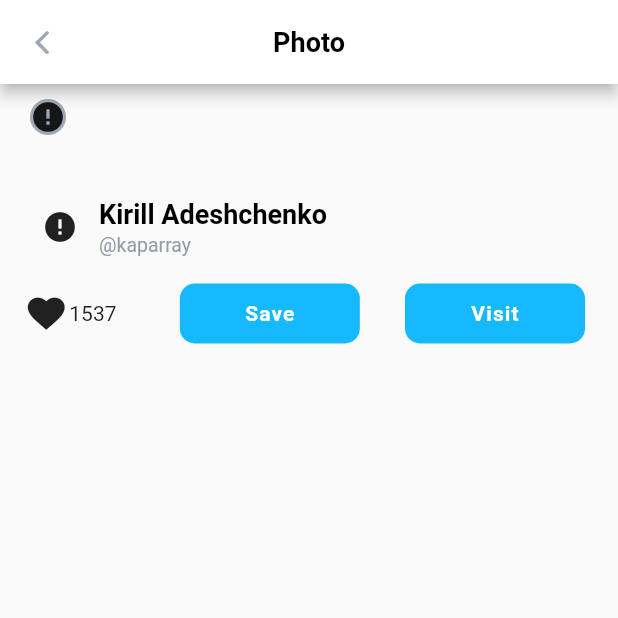
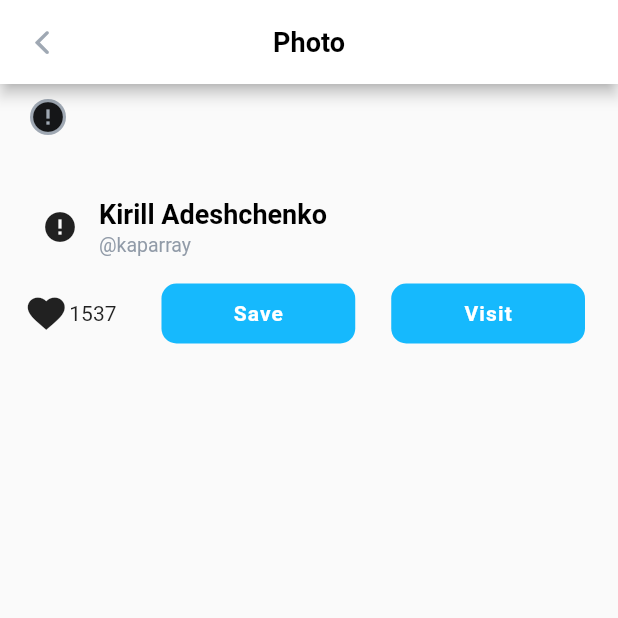
Before and after one commit to RustamElkin/skill_branch_flutter, a Flutter app: the FullScreenImage screen opened directly, on a phone screen of 412 x 824 dp, the top half of it. Run offline on Flutter 3.47's test engine with Material 2 defaults, Android fonts, the phone set to English and light mode, and no system bars; drawn by our look-alikes of cached_network_image; network calls fail.

Commit message:
Visit button fix

```diff
--- a/lib/screens/photo_screen.dart
+++ b/lib/screens/photo_screen.dart
@@ -71,7 +71,8 @@ class _FullScreenImageState extends State<FullScreenImage> {
               children: <Widget>[
                 LikeButton(1537, true),
                 SizedBox(width: 10),
-                GestureDetector(
+                Expanded(
+                  child: GestureDetector(
                     onTap: () {},
                     child: Container(
                         width: 120,
@@ -83,18 +84,22 @@ class _FullScreenImageState extends State<FullScreenImage> {
                         decoration: BoxDecoration(
                             shape: BoxShape.rectangle,
                             color: AppColors.dodgerBlue,
-                          borderRadius: BorderRadius.all(Radius.circular(10))),
+                            borderRadius:
+                                BorderRadius.all(Radius.circular(10))),
                         child: Text('Save',
                             style:
                                 AppStyles.h4.copyWith(color: AppColors.white))),
                   ),
-                GestureDetector(
+                ),
+                Expanded(
+                  child: GestureDetector(
                     onTap: () {},
                     child: Container(
                       width: 120,
                       height: 40,
                       alignment: Alignment.center,
-                    padding: EdgeInsets.symmetric(vertical: 10, horizontal: 20),
+                      padding:
+                          EdgeInsets.symmetric(vertical: 10, horizontal: 20),
                       margin: EdgeInsets.all(12),
                       decoration: BoxDecoration(
                         shape: BoxShape.rectangle,
@@ -105,6 +110,7 @@ class _FullScreenImageState extends State<FullScreenImage> {
                         child: Text(
                           'Visit',
                           style: AppStyles.h4.copyWith(color: AppColors.white),
+                        ),
                       ),
                     ),
                   ),
```
Lines whose indentation alone changed are shown as unchanged.
